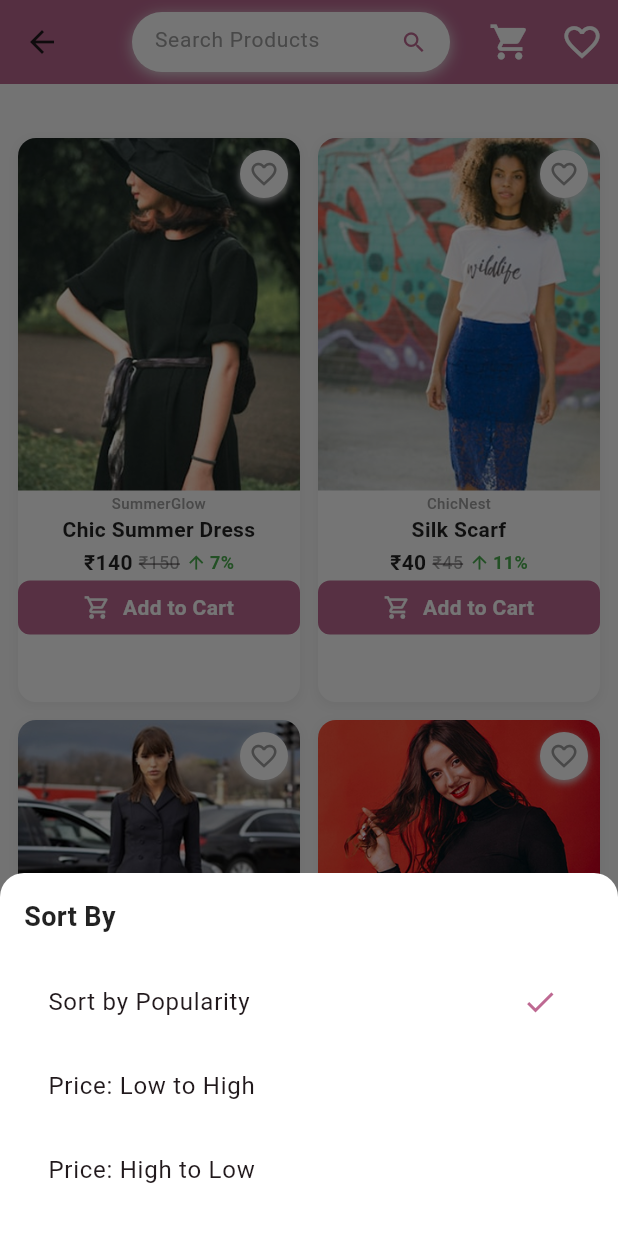
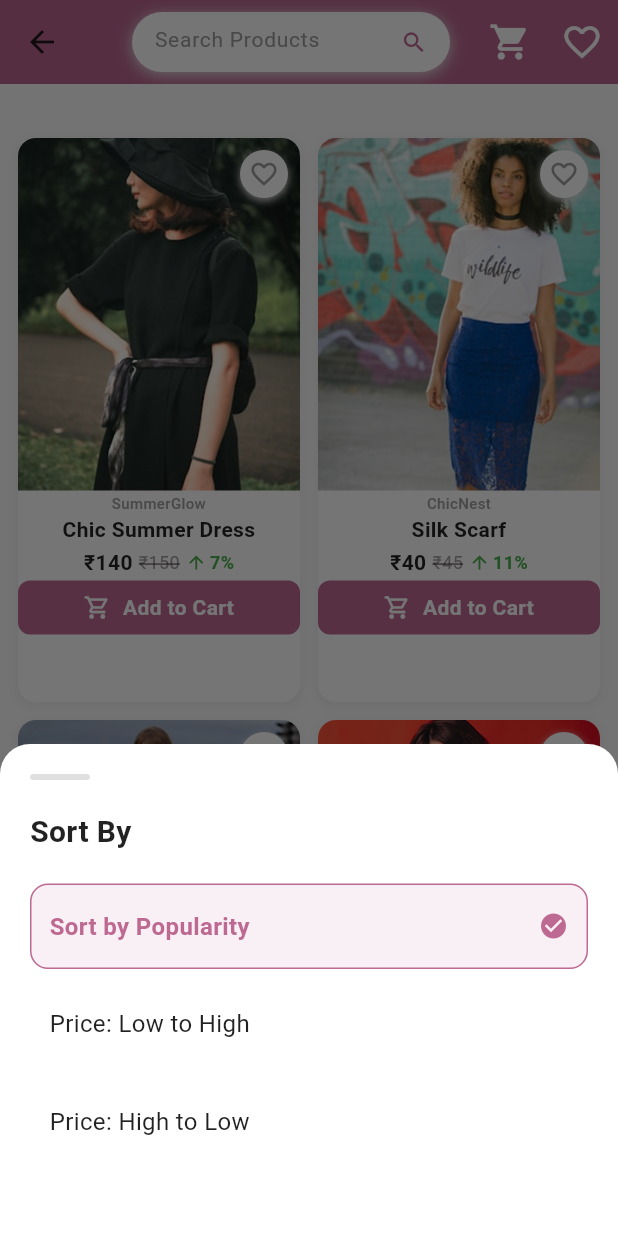
Before and after one commit to Jayamdeveloper2/nyraa_app, a Flutter app: the ProductListScreen screen opened directly, after a tap on "Sort", on a phone screen of 412 x 824 dp. Run offline on Flutter 3.47's test engine with Material 3 defaults, Android fonts, the phone set to English and light mode, and no system bars; our stand-ins replace carousel_slider, flutter_svg, shared_preferences; accounts and stored records are empty.

Commit message:
update the list page
in the productlist page update the sort and filter ui .and animated position while scroll

```diff
--- a/lib/pages/product_list_page.dart
+++ b/lib/pages/product_list_page.dart
@@ -151,71 +151,81 @@ class _ProductListScreenState extends State<ProductListScreen> {
         decoration: const BoxDecoration(
           color: Colors.white,
           borderRadius: BorderRadius.only(
-            topLeft: Radius.circular(16),
-            topRight: Radius.circular(16),
+            topLeft: Radius.circular(20),
+            topRight: Radius.circular(20),
           ),
         ),
-        padding: const EdgeInsets.all(16),
+        padding: const EdgeInsets.all(20),
         child: Column(
           mainAxisSize: MainAxisSize.min,
           crossAxisAlignment: CrossAxisAlignment.start,
           children: [
+            Container(
+              width: 40,
+              height: 4,
+              margin: const EdgeInsets.only(bottom: 20),
+              decoration: BoxDecoration(
+                color: Colors.grey[300],
+                borderRadius: BorderRadius.circular(2),
+              ),
+            ),
             const Text(
               'Sort By',
               style: TextStyle(
-                fontSize: 18,
+                fontSize: 20,
                 fontWeight: FontWeight.bold,
                 color: Colors.black87,
               ),
             ),
-            const SizedBox(height: 16),
-            ListTile(
-              title: const Text(
-                'Sort by Popularity',
-                style: TextStyle(fontSize: 16),
+            const SizedBox(height: 20),
+            _buildSortOption('Sort by Popularity', 'bestSelling'),
+            _buildSortOption('Price: Low to High', 'priceLowToHigh'),
+            _buildSortOption('Price: High to Low', 'priceHighToLow'),
+            const SizedBox(height: 20),
+          ],
         ),
+      ),
+    );
+  }
+
+  Widget _buildSortOption(String title, String value) {
+    final isSelected = sortOption == value;
+    return InkWell(
       onTap: () {
         setState(() {
-                  sortOption = 'bestSelling';
+          sortOption = value;
           applyFilters();
         });
         Navigator.pop(context);
       },
-              trailing: sortOption == 'bestSelling'
-                  ? const Icon(Icons.check, color: Color(0xFFBE6992))
-                  : null,
+      child: Container(
+        padding: const EdgeInsets.symmetric(vertical: 16, horizontal: 12),
+        margin: const EdgeInsets.only(bottom: 8),
+        decoration: BoxDecoration(
+          color: isSelected ? const Color(0xFFBE6992).withOpacity(0.1) : Colors.transparent,
+          borderRadius: BorderRadius.circular(12),
+          border: Border.all(
+            color: isSelected ? const Color(0xFFBE6992) : Colors.transparent,
+            width: 1,
           ),
-            ListTile(
-              title: const Text(
-                'Price: Low to High',
-                style: TextStyle(fontSize: 16),
         ),
-              onTap: () {
-                setState(() {
-                  sortOption = 'priceLowToHigh';
-                  applyFilters();
-                });
-                Navigator.pop(context);
-              },
-              trailing: sortOption == 'priceLowToHigh'
-                  ? const Icon(Icons.check, color: Color(0xFFBE6992))
-                  : null,
+        child: Row(
+          children: [
+            Expanded(
+              child: Text(
+                title,
+                style: TextStyle(
+                  fontSize: 16,
+                  fontWeight: isSelected ? FontWeight.w600 : FontWeight.w400,
+                  color: isSelected ? const Color(0xFFBE6992) : Colors.black87,
                 ),
-            ListTile(
-              title: const Text(
-                'Price: High to Low',
-                style: TextStyle(fontSize: 16),
               ),
-              onTap: () {
-                setState(() {
-                  sortOption = 'priceHighToLow';
-                  applyFilters();
-                });
-                Navigator.pop(context);
-              },
-              trailing: sortOption == 'priceHighToLow'
-                  ? const Icon(Icons.check, color: Color(0xFFBE6992))
-                  : null,
+            ),
+            if (isSelected)
+              const Icon(
+                Icons.check_circle,
+                color: Color(0xFFBE6992),
+                size: 20,
               ),
           ],
         ),
@@ -229,28 +239,37 @@ class _ProductListScreenState extends State<ProductListScreen> {
       isScrollControlled: true,
       backgroundColor: Colors.white,
       shape: const RoundedRectangleBorder(
-        borderRadius: BorderRadius.vertical(top: Radius.circular(16)),
+        borderRadius: BorderRadius.vertical(top: Radius.circular(20)),
       ),
       builder: (context) {
         return Padding(
-          padding: const EdgeInsets.all(16.0),
+          padding: const EdgeInsets.all(20.0),
           child: Column(
             mainAxisSize: MainAxisSize.min,
             crossAxisAlignment: CrossAxisAlignment.start,
             children: [
+              Container(
+                width: 40,
+                height: 4,
+                margin: const EdgeInsets.only(bottom: 20),
+                decoration: BoxDecoration(
+                  color: Colors.grey[300],
+                  borderRadius: BorderRadius.circular(2),
+                ),
+              ),
               const Text(
                 'Added to Cart',
                 style: TextStyle(
-                  fontSize: 18,
+                  fontSize: 20,
                   fontWeight: FontWeight.bold,
                 ),
               ),
-              const SizedBox(height: 16),
+              const SizedBox(height: 20),
               Row(
                 crossAxisAlignment: CrossAxisAlignment.start,
                 children: [
                   ClipRRect(
-                    borderRadius: BorderRadius.circular(8),
+                    borderRadius: BorderRadius.circular(12),
                     child: Image.asset(
                       product.image,
                       width: 80,
@@ -285,7 +304,7 @@ class _ProductListScreenState extends State<ProductListScreen> {
                   ),
                 ],
               ),
-              const SizedBox(height: 16),
+              const SizedBox(height: 20),
               SizedBox(
                 width: double.infinity,
                 child: ElevatedButton(
@@ -296,10 +315,11 @@ class _ProductListScreenState extends State<ProductListScreen> {
                   style: ElevatedButton.styleFrom(
                     backgroundColor: const Color(0xFFBE6992),
                     foregroundColor: Colors.white,
-                    padding: const EdgeInsets.symmetric(vertical: 12),
+                    padding: const EdgeInsets.symmetric(vertical: 16),
                     shape: RoundedRectangleBorder(
-                      borderRadius: BorderRadius.circular(8),
+                      borderRadius: BorderRadius.circular(12),
                     ),
+                    elevation: 0,
                   ),
                   child: const Text(
                     'Go to Cart',
@@ -310,7 +330,7 @@ class _ProductListScreenState extends State<ProductListScreen> {
                   ),
                 ),
               ),
-              const SizedBox(height: 16),
+              const SizedBox(height: 20),
             ],
           ),
         );
@@ -719,48 +739,53 @@ class _ProductListScreenState extends State<ProductListScreen> {
                     ),
                   ),
                 ),
-                const SliverToBoxAdapter(child: SizedBox(height: 60)),
+                const SliverToBoxAdapter(child: SizedBox(height: 80)),
               ],
             ),
+            // Replace the existing AnimatedPositioned widget in the first file with this:
+
             AnimatedPositioned(
               duration: const Duration(milliseconds: 300),
               curve: Curves.easeInOut,
-              bottom: _isSortFilterVisible ? 0 : -60,
+              bottom: _isSortFilterVisible ? 0 : -80,
               left: 0,
               right: 0,
               child: Container(
-                color: Colors.grey[50],
-                padding: const EdgeInsets.symmetric(horizontal: 12, vertical: 8),
+                margin: const EdgeInsets.all(16),
+                decoration: BoxDecoration(
+                  color: Colors.white,
+                  borderRadius: BorderRadius.circular(16),
+                  boxShadow: [
+                    BoxShadow(
+                      color: Colors.black.withOpacity(0.1),
+                      blurRadius: 20,
+                      offset: const Offset(0, 4),
+                    ),
+                  ],
+                ),
                 child: Row(
-                  mainAxisAlignment: MainAxisAlignment.center,
                   children: [
-                    GestureDetector(
+                    Expanded(
+                      child: GestureDetector(
                         onTap: showSortBottomSheet,
                         child: Container(
-                        width: (screenWidth - 24) / 2,
-                        padding: const EdgeInsets.symmetric(vertical: 8),
-                        decoration: BoxDecoration(
-                          color: Colors.white,
-                          border: Border.all(color: Colors.grey[300]!, width: 1),
-                          borderRadius: const BorderRadius.horizontal(left: Radius.circular(8)),
-                          boxShadow: [
-                            BoxShadow(
-                              color: Colors.grey[200]!,
-                              blurRadius: 3,
-                              offset: const Offset(0, 1),
+                          padding: const EdgeInsets.symmetric(vertical: 16),
+                          decoration: const BoxDecoration(
+                            borderRadius: BorderRadius.only(
+                              topLeft: Radius.circular(16),
+                              bottomLeft: Radius.circular(16),
                             ),
-                          ],
                           ),
                           child: const Row(
                             mainAxisAlignment: MainAxisAlignment.center,
                             children: [
-                            Icon(Icons.sort, color: Color(0xFFBE6992), size: 18),
-                            SizedBox(width: 6),
+                              Icon(Icons.sort, color: Color(0xFFBE6992), size: 20),
+                              SizedBox(width: 8),
                               Text(
                                 'Sort',
                                 style: TextStyle(
-                                fontSize: 12,
-                                fontWeight: FontWeight.w500,
+                                  fontSize: 14,
+                                  fontWeight: FontWeight.w600,
                                   color: Colors.black87,
                                 ),
                               ),
@@ -768,37 +793,38 @@ class _ProductListScreenState extends State<ProductListScreen> {
                           ),
                         ),
                       ),
-                    GestureDetector(
+                    ),
+                    Container(
+                      width: 1,
+                      height: 24,
+                      color: Colors.grey[300],
+                    ),
+                    Expanded(
+                      child: GestureDetector(
                         onTap: showFilterBottomSheet,
                         child: Container(
-                        width: (screenWidth - 24) / 2,
-                        padding: const EdgeInsets.symmetric(vertical: 8),
-                        decoration: BoxDecoration(
-                          color: Colors.white,
-                          border: Border.all(color: Colors.grey[300]!, width: 1),
-                          borderRadius: const BorderRadius.horizontal(right: Radius.circular(8)),
-                          boxShadow: [
-                            BoxShadow(
-                              color: Colors.grey[200]!,
-                              blurRadius: 3,
-                              offset: const Offset(0, 1),
+                          padding: const EdgeInsets.symmetric(vertical: 16),
+                          decoration: const BoxDecoration(
+                            borderRadius: BorderRadius.only(
+                              topRight: Radius.circular(16),
+                              bottomRight: Radius.circular(16),
                             ),
-                          ],
                           ),
                           child: const Row(
                             mainAxisAlignment: MainAxisAlignment.center,
                             children: [
-                            Icon(Icons.filter_list, color: Color(0xFFBE6992), size: 18),
-                            SizedBox(width: 6),
+                              Icon(Icons.tune, color: Color(0xFFBE6992), size: 20),
+                              SizedBox(width: 8),
                               Text(
-                              'Filters',
+                                'Filter',
                                 style: TextStyle(
-                                fontSize: 12,
-                                fontWeight: FontWeight.w500,
+                                  fontSize: 14,
+                                  fontWeight: FontWeight.w600,
                                   color: Colors.black87,
                                 ),
                               ),
                             ],
+                          ),
                         ),
                       ),
                     ),
```
Lines whose indentation alone changed are shown as unchanged.
